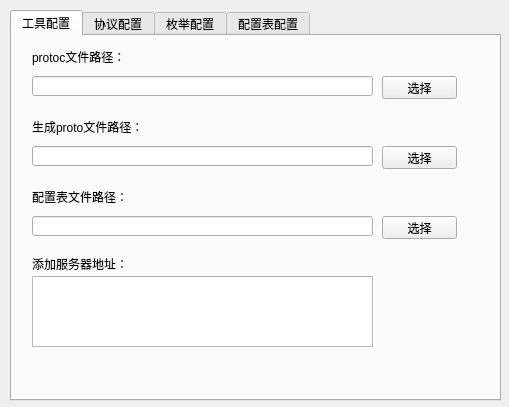
Before: the Qt Designer form designer/ui/setting.ui in aywfelix/ProtoExcelTool, drawn with Qt 5.
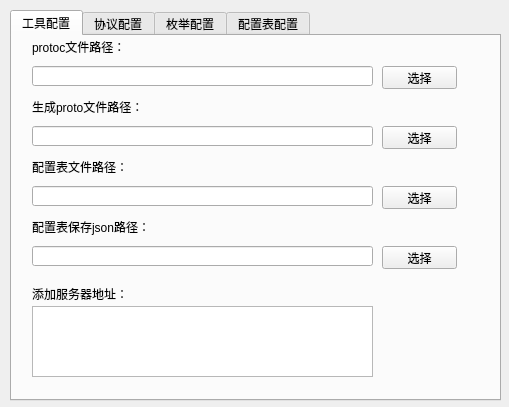
After: the same form once the commit is applied.

Commit message: 添加配置表导出json文件路径

Patch:
```diff
--- a/designer/ui/setting.ui
+++ b/designer/ui/setting.ui
@@ -33,7 +33,7 @@
      <property name="geometry">
       <rect>
        <x>20</x>
-       <y>40</y>
+       <y>30</y>
        <width>341</width>
        <height>20</height>
       </rect>
@@ -46,7 +46,7 @@
      <property name="geometry">
       <rect>
        <x>20</x>
-       <y>10</y>
+       <y>0</y>
        <width>191</width>
        <height>21</height>
       </rect>
@@ -59,7 +59,7 @@
      <property name="geometry">
       <rect>
        <x>370</x>
-       <y>40</y>
+       <y>30</y>
        <width>75</width>
        <height>23</height>
       </rect>
@@ -72,7 +72,7 @@
      <property name="geometry">
       <rect>
        <x>20</x>
-       <y>110</y>
+       <y>90</y>
        <width>341</width>
        <height>20</height>
       </rect>
@@ -85,7 +85,7 @@
      <property name="geometry">
       <rect>
        <x>20</x>
-       <y>80</y>
+       <y>60</y>
        <width>191</width>
        <height>21</height>
       </rect>
@@ -98,7 +98,7 @@
      <property name="geometry">
       <rect>
        <x>370</x>
-       <y>110</y>
+       <y>90</y>
        <width>75</width>
        <height>23</height>
       </rect>
@@ -111,7 +111,7 @@
      <property name="geometry">
       <rect>
        <x>370</x>
-       <y>180</y>
+       <y>150</y>
        <width>75</width>
        <height>23</height>
       </rect>
@@ -124,7 +124,7 @@
      <property name="geometry">
       <rect>
        <x>20</x>
-       <y>150</y>
+       <y>120</y>
        <width>191</width>
        <height>21</height>
       </rect>
@@ -137,7 +137,7 @@
      <property name="geometry">
       <rect>
        <x>20</x>
-       <y>180</y>
+       <y>150</y>
        <width>341</width>
        <height>20</height>
       </rect>
@@ -150,7 +150,7 @@
      <property name="geometry">
       <rect>
        <x>20</x>
-       <y>220</y>
+       <y>250</y>
        <width>101</width>
        <height>16</height>
       </rect>
@@ -163,12 +163,51 @@
      <property name="geometry">
       <rect>
        <x>20</x>
-       <y>240</y>
+       <y>270</y>
        <width>341</width>
        <height>71</height>
       </rect>
      </property>
     </widget>
+    <widget class="QLabel" name="label_5">
+     <property name="geometry">
+      <rect>
+       <x>20</x>
+       <y>180</y>
+       <width>191</width>
+       <height>21</height>
+      </rect>
+     </property>
+     <property name="text">
+      <string>配置表保存json路径：</string>
+     </property>
+    </widget>
+    <widget class="QPushButton" name="bTnTbJson">
+     <property name="geometry">
+      <rect>
+       <x>370</x>
+       <y>210</y>
+       <width>75</width>
+       <height>23</height>
+      </rect>
+     </property>
+     <property name="text">
+      <string>选择</string>
+     </property>
+    </widget>
+    <widget class="QLineEdit" name="lEtJsonPath">
+     <property name="geometry">
+      <rect>
+       <x>20</x>
+       <y>210</y>
+       <width>341</width>
+       <height>20</height>
+      </rect>
+     </property>
+     <property name="readOnly">
+      <bool>true</bool>
+     </property>
+    </widget>
    </widget>
    <widget class="QWidget" name="tab">
     <attribute name="title">
```
The commit also changes 17 other files.
